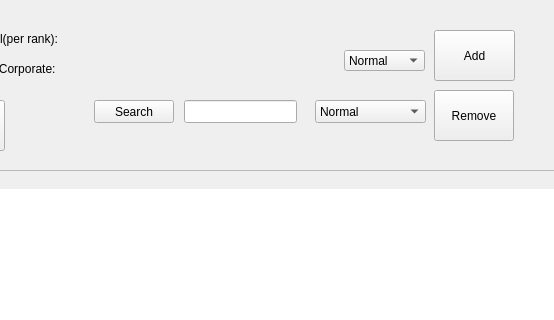
Above: pgsale.ui from cypressen/BookstoreManagement before the change; both pictures show x 446 to 1000 and y 0 to 320 of the 1000 by 800 pixel window. Below: the same form after it.
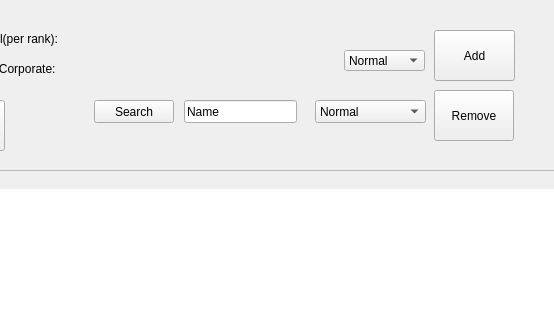
That is the form after the change.

```diff
--- a/pgsale.ui
+++ b/pgsale.ui
@@ -121,6 +121,9 @@
      <height>23</height>
     </rect>
    </property>
+   <property name="text">
+    <string>Name</string>
+   </property>
   </widget>
   <widget class="QComboBox" name="selectTypeBox">
    <property name="geometry">
```
